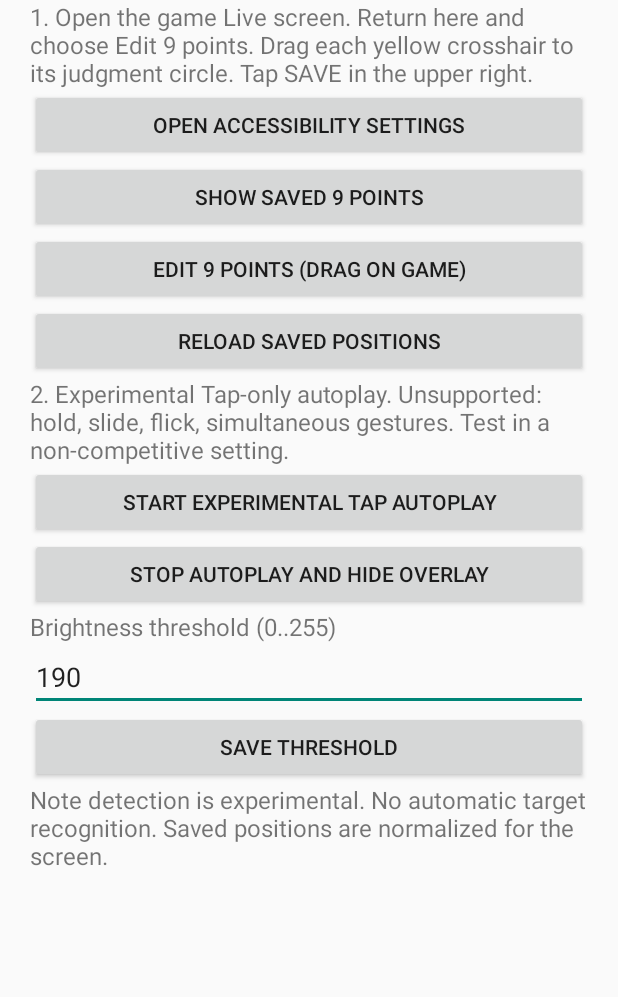
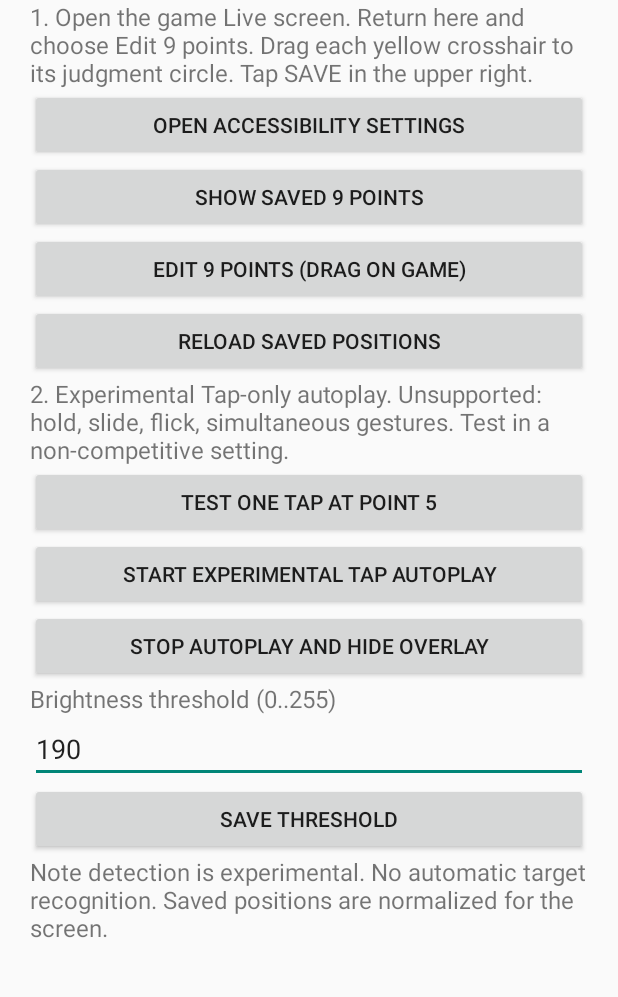
Before and after one commit to kurohako/EnstarsAutoPlayer, an Android app: the screen it shows after launch (MainActivity), on a phone screen of 412 x 824 dp, the part 61-1058 px from its top. Run offline under Robolectric (Android 15) with nearby library versions, the phone set to English and light mode, and no system bars.

Commit message:
Add one-tap diagnostic button to distinguish gesture issues from note detection

```diff
--- a/app/src/main/java/com/enstars/autoplayer/MainActivity.kt
+++ b/app/src/main/java/com/enstars/autoplayer/MainActivity.kt
@@ -41,6 +41,7 @@ class MainActivity:Activity(){
   }
   button("Reload saved positions"){service()?.start()}
   label("2. Experimental Tap-only autoplay. Unsupported: hold, slide, flick, simultaneous gestures. Test in a non-competitive setting.")
+  button("Test one tap at point 5"){service()?.testTap()}
   button("Start experimental TAP autoplay"){service()?.startAutoplay()}
   button("STOP autoplay and hide overlay"){service()?.stop()}
   val p=getSharedPreferences("game",MODE_PRIVATE)
```
